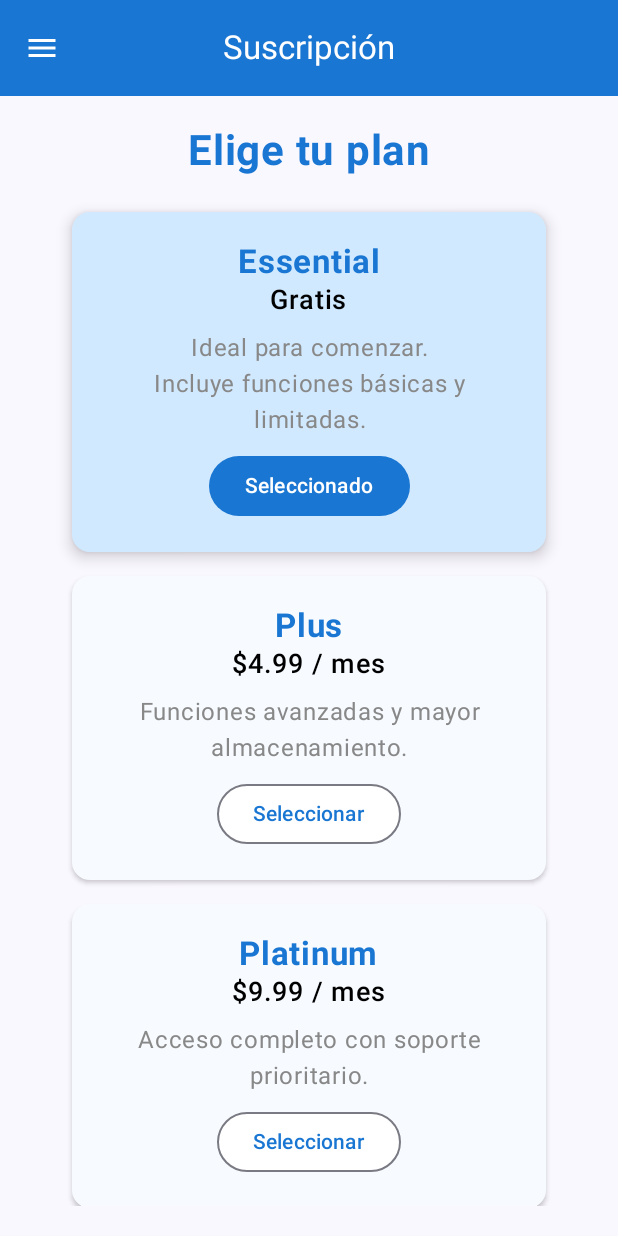
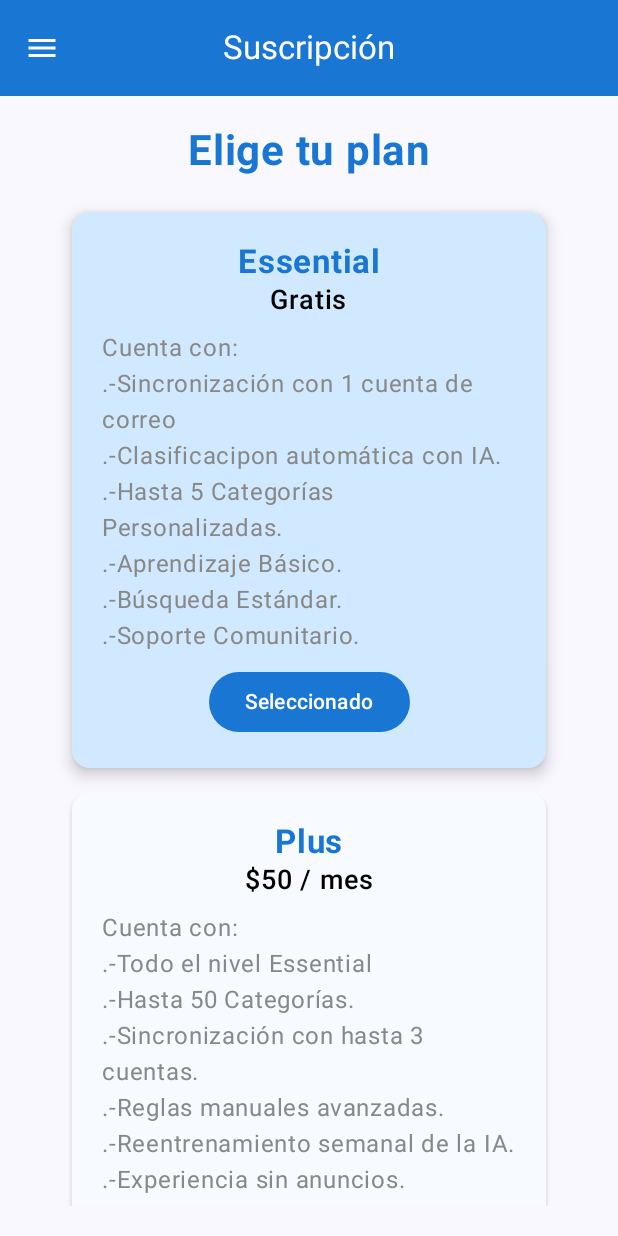
Before and after one commit to SrAtom210/JAASWUER-CORP_MagFind, an Android app built with Jetpack Compose: the fSuscripcionView screen opened through its navigation route, on a phone screen of 412 x 824 dp. Run offline under Robolectric (Android 15) with nearby library versions, the phone set to English and light mode, and no system bars.

Commit message:
0.4.7 Se implamento el dialog para el registro

```diff
--- a/app/src/main/java/com/example/magfind/components/fPlantilla.kt
+++ b/app/src/main/java/com/example/magfind/components/flPlantilla.kt
@@ -9,6 +9,7 @@ import androidx.compose.runtime.*
 import androidx.compose.ui.Modifier
 import androidx.compose.ui.graphics.Color
 import androidx.compose.ui.unit.dp
+import com.example.magfind.views.fCorreoPopup
 import kotlinx.coroutines.launch
 
 @OptIn(ExperimentalMaterial3Api::class)
@@ -20,6 +21,7 @@ fun fPlantilla(
 ) {
     val drawerState = rememberDrawerState(DrawerValue.Closed)
     val scope = rememberCoroutineScope()
+    var cuentasPopUp by remember { mutableStateOf(false) }
 
     ModalNavigationDrawer(
         drawerState = drawerState,
@@ -66,6 +68,12 @@ fun fPlantilla(
             Box(modifier = Modifier.fillMaxSize()) {
                 content(innerPadding)
             }
+
+            if (cuentasPopUp) {
+                fCorreoPopup(
+                    onDismiss = { cuentasPopUp = false }
+                )
+            }
         }
     }
 }
--- a/app/src/main/java/com/example/magfind/pnavigation/flNavManager.kt
+++ b/app/src/main/java/com/example/magfind/pnavigation/flNavManager.kt
@@ -9,6 +9,7 @@ import com.example.magfind.views.LoginView
 import com.example.magfind.views.fAjustesView
 import com.example.magfind.views.fCorreosCategorizadosView
 import com.example.magfind.views.fCuentaView
+import com.example.magfind.views.fRegistroView
 import com.example.magfind.views.fSuscripcionView
 import com.example.magfind.views.flHomeView
 
@@ -39,5 +40,8 @@ fun NavManager(){
         composable ("MiCuenta"){
             fCuentaView(navController)
         }
+        composable ("Registro"){
+            fRegistroView(navController)
+        }
     }
 }
--- a/app/src/main/java/com/example/magfind/views/LoginView.kt
+++ b/app/src/main/java/com/example/magfind/views/LoginView.kt
@@ -6,6 +6,8 @@ import androidx.compose.foundation.border
 import androidx.compose.foundation.layout.*
 import androidx.compose.material3.*
 import androidx.compose.runtime.*
+import androidx.compose.runtime.getValue
+import androidx.compose.runtime.setValue
 import androidx.compose.ui.Modifier
 import androidx.compose.ui.text.input.PasswordVisualTransformation
 import androidx.compose.ui.unit.dp
@@ -23,7 +25,12 @@ fun LoginView(navController: NavHostController) {
     var username by remember { mutableStateOf("") }
     var password by remember { mutableStateOf("") }
 
+    // Estado para controlar la visibilidad del diálogo de registro
+    var showDialog by remember { mutableStateOf(false) }
 
+    // Estados para los campos de texto del diálogo
+    var email by remember { mutableStateOf("") }
+    var nuevaPassword by remember { mutableStateOf("") }
 
     // Fondo blanco
     Surface(
@@ -31,9 +38,12 @@ fun LoginView(navController: NavHostController) {
         color = Color.White
     ) {
         Box(
-            modifier = Modifier.fillMaxSize(),
-            contentAlignment = Alignment.Center)
-            {
+            modifier = Modifier
+                .fillMaxSize()
+                .padding(top = 50.dp),
+            contentAlignment = Alignment.TopCenter
+        )
+        {
             Column(
                 horizontalAlignment = Alignment.CenterHorizontally,
                 verticalArrangement = Arrangement.spacedBy(12.dp),
@@ -92,7 +102,14 @@ fun LoginView(navController: NavHostController) {
                         unfocusedIndicatorColor = Color.Gray
                     )
                 )
-
+                TextButton(
+                    onClick = { navController.navigate("OContraseña") },
+                    modifier = Modifier
+                        .fillMaxWidth()
+                        .align(Alignment.End)
+                ) {
+                    Text("Olvidé mi Contraseña", color = Color.Black, textAlign = TextAlign.Right)
+                }
                 // Botón de login
                 Button(
                     onClick = {},
@@ -104,29 +121,13 @@ fun LoginView(navController: NavHostController) {
                         color = Color.White
                     )
                 }
-                Text("------o-----")
-                Button(onClick = {navController.navigate("Categorias")},
-                    modifier = Modifier.fillMaxWidth().border(BorderStroke(1.dp, Color.Black))
-                    ,colors = ButtonDefaults.buttonColors(containerColor = Color.White))
-                {
-                    Row(
-                        verticalAlignment = Alignment.CenterVertically,
-                        horizontalArrangement = Arrangement.Center
-                    ) {
-                        Icon(
-                            painter = painterResource(id = R.drawable.facebook),
-                            contentDescription = "Facebook",
-                            tint = Color.Unspecified,
-                            modifier = Modifier.size(40.dp)
-                        )
-                        Spacer(modifier = Modifier.width(8.dp))
-                        Text("Continuar con Facebook", color = Color.Black)
-                        /*navController.navigate("home")*/
-                    }
-                }
-                Button(onClick = {navController.navigate("home")},
-                    modifier = Modifier.fillMaxWidth().border(BorderStroke(1.dp, Color.Black))
-                    , colors = ButtonDefaults.buttonColors(containerColor = Color.White))
+                Button(
+                    onClick = { navController.navigate("home") },
+                    modifier = Modifier
+                        .fillMaxWidth()
+                        .border(BorderStroke(1.dp, Color.Black)),
+                    colors = ButtonDefaults.buttonColors(containerColor = Color.White)
+                )
                 {
                     Row(
                         verticalAlignment = Alignment.CenterVertically,
@@ -143,10 +144,65 @@ fun LoginView(navController: NavHostController) {
                         /*navController.navigate("Categoria")*/
                     }
                 }
+                // Enlace de registro
+                TextButton(
+                    onClick = { showDialog = true },
+                    modifier = Modifier.fillMaxWidth()
+                ) {
+                    Text("¿Aún no tienes una cuenta? Regístrate", color = Color.Black)
+                }
+                // Si el diálogo debe mostrarse, lo componemos
+                if (showDialog) {
+                    AlertDialog(
+                        onDismissRequest = {
+                            // Oculta el diálogo si el usuario toca fuera de él
+                            showDialog = false
+                        },
+                        title = {
+                            Text(text = "Registro Rápido")
+                        },
+                        text = {
+                            // Columna para organizar los campos de texto
+                            Column(verticalArrangement = Arrangement.spacedBy(8.dp)) {
+                                OutlinedTextField(
+                                    value = email,
+                                    onValueChange = { email = it },
+                                    label = { Text("Correo Electrónico") }
+                                )
+                                OutlinedTextField(
+                                    value = nuevaPassword,
+                                    onValueChange = { nuevaPassword = it },
+                                    label = { Text("Contraseña") },
+                                    visualTransformation = PasswordVisualTransformation()
+                                )
+                            }
+                        },
+                        confirmButton = {
+                            Button(
+                                onClick = {
+                                    // Aquí puedes añadir la lógica de registro
+                                    // Por ejemplo, validar los campos y luego navegar
 
-                // Enlace de registro
-                TextButton(onClick = {/*onRegisterClick*/}, modifier = Modifier.fillMaxWidth()) {
-                    Text("Registrarse", color = Color.DarkGray)
+                                    // Oculta el diálogo
+                                    showDialog = false
+                                    // Navega a la pantalla de home o a donde necesites
+                                    navController.navigate("home")
+                                }
+                            ) {
+                                Text("Registrarse")
+                            }
+                        },
+                        dismissButton = {
+                            TextButton(
+                                onClick = {
+                                    // Oculta el diálogo
+                                    showDialog = false
+                                }
+                            ) {
+                                Text("Cancelar")
+                            }
+                        }
+                    )
                 }
             }
         }
--- a/app/src/main/java/com/example/magfind/views/flSuscripcion.kt
+++ b/app/src/main/java/com/example/magfind/views/flSuscripcion.kt
@@ -83,31 +83,58 @@ fun fSuscripcionView(navController: NavController) {
                 PlanCard(
                     title = "Essential",
                     price = "Gratis",
-                    description = "Ideal para comenzar.\nIncluye funciones básicas y limitadas.",
+                    description = "Cuenta con:\n" +
+                            ".-Sincronización con 1 cuenta de correo\n"+
+                    ".-Clasificacipon automática con IA.\n" +
+                            ".-Hasta 5 Categorías Personalizadas. \n" +
+                            ".-Aprendizaje Básico.\n"+
+                    ".-Búsqueda Estándar.\n"+
+                    ".-Soporte Comunitario.",
                     isSelected = selectedPlan == "Essential",
                     onSelect = { selectedPlan = "Essential" }
                 )
 
                 PlanCard(
                     title = "Plus",
-                    price = "$4.99 / mes",
-                    description = "Funciones avanzadas y mayor almacenamiento.",
+                    price = "$50 / mes",
+                    description = "Cuenta con:\n" +
+                            ".-Todo el nivel Essential\n"+
+                            ".-Hasta 50 Categorías.\n" +
+                            ".-Sincronización con hasta 3 cuentas. \n" +
+                            ".-Reglas manuales avanzadas.\n"+
+                            ".-Reentrenamiento semanal de la IA.\n"+
+                            ".-Experiencia sin anuncios.\n"+
+                    ".-Soporte por Email",
                     isSelected = selectedPlan == "Plus",
                     onSelect = { selectedPlan = "Plus" }
                 )
 
                 PlanCard(
                     title = "Platinum",
-                    price = "$9.99 / mes",
-                    description = "Acceso completo con soporte prioritario.",
+                    price = "$150 / mes",
+                    description = "Cuenta con:\n" +
+                            ".-Todo el nivel Plus\n"+
+                            ".-Sincronización con hasta 10 cuentas\n" +
+                            ".-Reentrenamiento diario de la IA \n" +
+                            ".-Notificaciones Inteligentes.\n"+
+                            ".-Búsqueda Avanzada.\n"+
+                            ".-Sincronización Multi-dispositivo prioritaria.\n" +
+                    ".-Soporte Premium (chat en vivo)",
                     isSelected = selectedPlan == "Platinum",
                     onSelect = { selectedPlan = "Platinum" }
                 )
 
                 PlanCard(
                     title = "Business",
-                    price = "$19.99 / mes",
-                    description = "Diseñado para equipos y empresas.\nGestión multiusuario y estadísticas.",
+                    price = "$199 / mes",
+                    description = "Cuenta con:\n" +
+                            ".-Incluye todo lo del nivel Platinum.\n"+
+                            ".-Cuentas Ilimitadas por Usuario.\n" +
+                            ".-Panel de Administración para empresa. \n" +
+                            ".-Categorías compartidas.\n"+
+                            ".-Asignación de correos.\n"+
+                            ".-Soporte Dedicado.\n"+
+                    ".-Integraciones Futuras.",
                     isSelected = selectedPlan == "Business",
                     onSelect = { selectedPlan = "Business" }
                 )
@@ -115,7 +142,7 @@ fun fSuscripcionView(navController: NavController) {
                 Spacer(modifier = Modifier.height(40.dp))
 
                 Button(
-                    onClick = { /* Acción para confirmar plan */ },
+                    onClick = {  },
                     colors = ButtonDefaults.buttonColors(containerColor = Color(0xFF1976D2)),
                     modifier = Modifier.fillMaxWidth(0.8f)
                 ) {
@@ -152,7 +179,7 @@ fun PlanCard(
             Text(
                 description,
                 fontSize = 16.sp,
-                textAlign = TextAlign.Center,
+                textAlign = TextAlign.Left,
                 color = Color.Gray,
                 modifier = Modifier.padding(vertical = 8.dp)
             )
```
Also changed, not shown: app/src/main/java/com/example/magfind/views/flCorreoPopUp.kt (added, +134 -0 lines), app/src/main/java/com/example/magfind/views/flRegistro.kt (added, +154 -0 lines), 1 other file.
